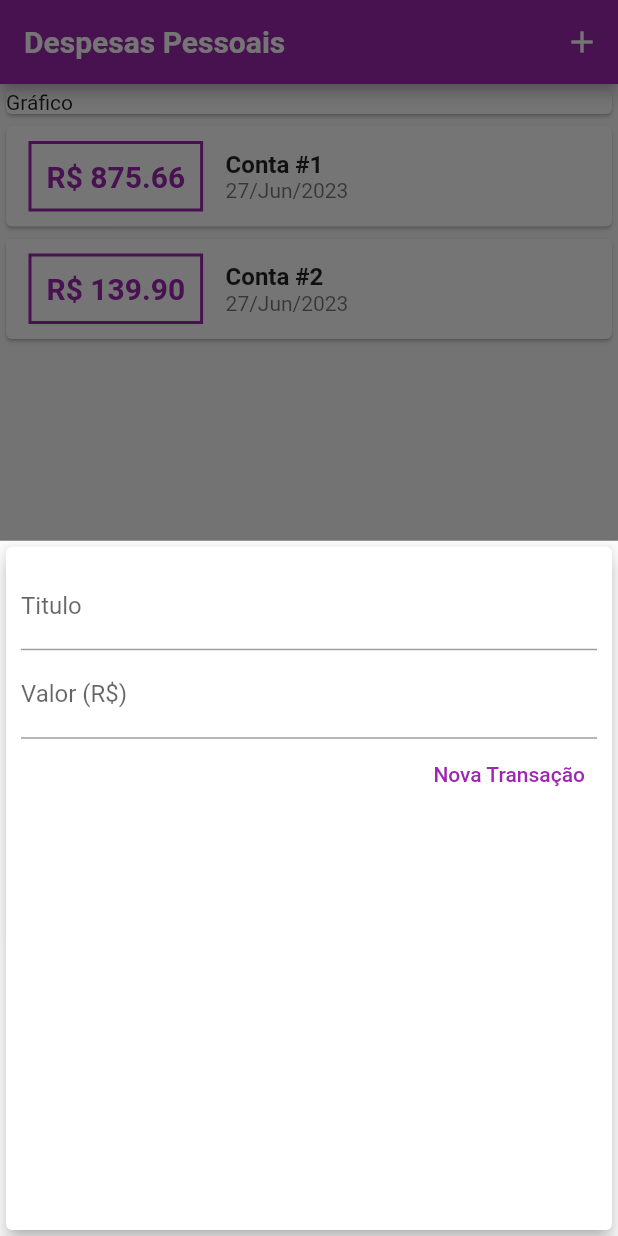
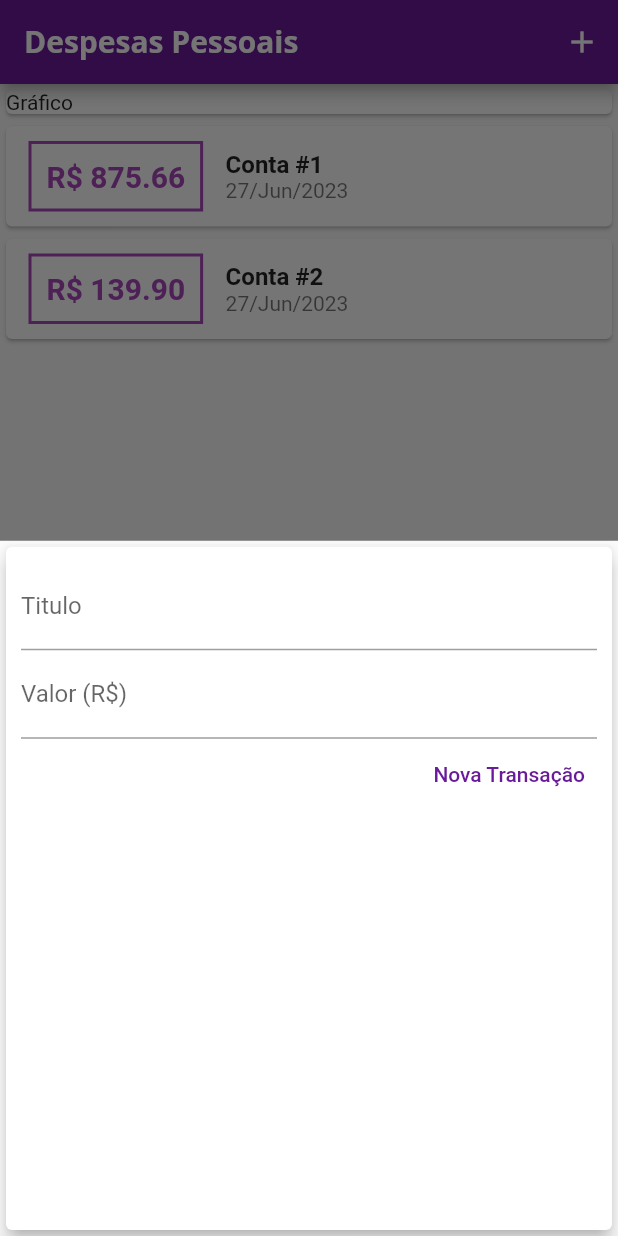
Before and after one commit to DreadsTheBoy/expenses, a Flutter app: the screen it shows after launch, after a tap on the "add" icon, on a phone screen of 412 x 824 dp. Run offline on Flutter 3.47's test engine with Material 2 defaults, Android fonts, the phone set to English and light mode, and no system bars.

Commit message:
Apply Fonts

```diff
--- a/lib/components/transaction_form.dart
+++ b/lib/components/transaction_form.dart
@@ -51,9 +51,11 @@ class _TransactionFormState extends State<TransactionForm> {
               children: [
                 TextButton(
                   onPressed: _submitForm,
-                  child: const Text(
+                  child: Text(
                     'Nova Transação',
-                    style: TextStyle(color: Colors.purple),
+                    style: TextStyle(
+                      color: Theme.of(context).colorScheme.primary,
+                    ),
                   ),
                 ),
               ],
--- a/lib/components/transaction_list.dart
+++ b/lib/components/transaction_list.dart
@@ -27,16 +27,16 @@ class TransactionList extends StatelessWidget {
                   ),
                   decoration: BoxDecoration(
                       border: Border.all(
-                    color: Colors.purple,
+                    color: Theme.of(context).colorScheme.secondary,
                     width: 2,
                   )),
                   padding: const EdgeInsets.all(10),
                   child: Text(
                     'R\$ ${tr.value.toStringAsFixed(2)}',
-                    style: const TextStyle(
+                    style: TextStyle(
                       fontSize: 20,
                       fontWeight: FontWeight.bold,
-                      color: Colors.purple,
+                      color: Theme.of(context).colorScheme.secondary,
                     ),
                   ),
                 ),
--- a/lib/main.dart
+++ b/lib/main.dart
@@ -15,8 +15,8 @@ class ExpensesApp extends StatelessWidget {
       home: const HomePage(),
       theme: tema.copyWith(
         colorScheme: tema.colorScheme.copyWith(
-          primary: Colors.purple,
-          secondary: Colors.amber,
+          primary: Colors.purple[800],
+          secondary: Colors.purple[400],
         ),
         textTheme: tema.textTheme.copyWith(
           titleLarge: const TextStyle(
```
Also changed, not shown: pubspec.yaml (+8 -6 lines), assets/fonts/OpenSans-Bold.ttf (added), assets/fonts/OpenSans-Light.ttf (added), assets/fonts/OpenSans-Medium.ttf (added), assets/fonts/OpenSans-Regular.ttf (added), assets/fonts/OpenSans-SemiBold.ttf (added).
